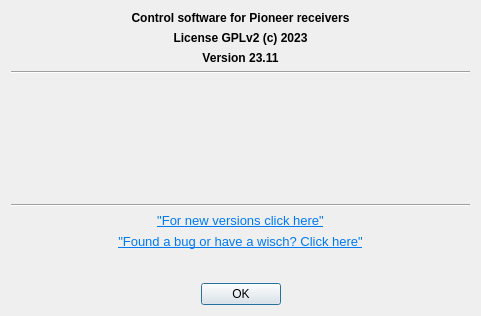
This is src/aboutdialog.ui in AceOfSnakes/AvrPioRemote as Qt 5 draws it before an edit. The edited form follows.
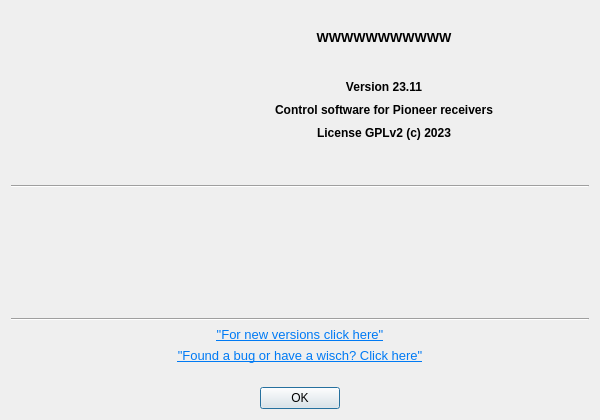
This is the edited form. Icons and pictures are not drawn.

Diff of the .ui file:
```diff
--- a/src/aboutdialog.ui
+++ b/src/aboutdialog.ui
@@ -6,20 +6,26 @@
    <rect>
     <x>0</x>
     <y>0</y>
-    <width>481</width>
-    <height>316</height>
+    <width>600</width>
+    <height>420</height>
    </rect>
   </property>
+  <property name="sizePolicy">
+   <sizepolicy hsizetype="Preferred" vsizetype="Fixed">
+    <horstretch>0</horstretch>
+    <verstretch>0</verstretch>
+   </sizepolicy>
+  </property>
   <property name="minimumSize">
    <size>
-    <width>480</width>
-    <height>0</height>
+    <width>394</width>
+    <height>420</height>
    </size>
   </property>
   <property name="maximumSize">
    <size>
     <width>600</width>
-    <height>480</height>
+    <height>420</height>
    </size>
   </property>
   <property name="windowTitle">
@@ -32,7 +38,115 @@
    <bool>true</bool>
   </property>
   <layout class="QVBoxLayout" name="verticalLayout">
+   <property name="topMargin">
+    <number>0</number>
+   </property>
    <item>
+    <layout class="QHBoxLayout" name="horizontalLayout_4">
+     <property name="spacing">
+      <number>0</number>
+     </property>
+     <property name="leftMargin">
+      <number>0</number>
+     </property>
+     <property name="topMargin">
+      <number>0</number>
+     </property>
+     <property name="rightMargin">
+      <number>0</number>
+     </property>
+     <property name="bottomMargin">
+      <number>0</number>
+     </property>
+     <item>
+      <spacer name="horizontalSpacer_5">
+       <property name="orientation">
+        <enum>Qt::Orientation::Horizontal</enum>
+       </property>
+       <property name="sizeType">
+        <enum>QSizePolicy::Policy::Minimum</enum>
+       </property>
+       <property name="sizeHint" stdset="0">
+        <size>
+         <width>40</width>
+         <height>20</height>
+        </size>
+       </property>
+      </spacer>
+     </item>
+     <item>
+      <widget class="QLabel" name="label_6">
+       <property name="minimumSize">
+        <size>
+         <width>128</width>
+         <height>128</height>
+        </size>
+       </property>
+       <property name="maximumSize">
+        <size>
+         <width>128</width>
+         <height>128</height>
+        </size>
+       </property>
+       <property name="text">
+        <string/>
+       </property>
+       <property name="pixmap">
+        <pixmap resource="avrpioremote.qrc">:/new/prefix1/images/AVRPioRemote.png</pixmap>
+       </property>
+       <property name="scaledContents">
+        <bool>true</bool>
+       </property>
+      </widget>
+     </item>
+     <item>
+      <widget class="QWidget" name="verticalWidget" native="true">
+       <property name="minimumSize">
+        <size>
+         <width>0</width>
+         <height>13</height>
+        </size>
+       </property>
+       <property name="maximumSize">
+        <size>
+         <width>16777215</width>
+         <height>16777214</height>
+        </size>
+       </property>
+       <layout class="QGridLayout" name="gridLayout">
+        <property name="topMargin">
+         <number>0</number>
+        </property>
+        <property name="verticalSpacing">
+         <number>6</number>
+        </property>
+        <item row="2" column="1">
+         <spacer name="verticalSpacer_3">
+          <property name="orientation">
+           <enum>Qt::Orientation::Vertical</enum>
+          </property>
+          <property name="sizeHint" stdset="0">
+           <size>
+            <width>20</width>
+            <height>40</height>
+           </size>
+          </property>
+         </spacer>
+        </item>
+        <item row="6" column="1">
+         <spacer name="verticalSpacer_2">
+          <property name="orientation">
+           <enum>Qt::Orientation::Vertical</enum>
+          </property>
+          <property name="sizeHint" stdset="0">
+           <size>
+            <width>20</width>
+            <height>40</height>
+           </size>
+          </property>
+         </spacer>
+        </item>
+        <item row="4" column="1">
     <widget class="QLabel" name="label">
      <property name="font">
       <font>
@@ -47,7 +161,36 @@
      </property>
     </widget>
    </item>
-   <item>
+        <item row="4" column="0">
+         <spacer name="horizontalSpacer_6">
+          <property name="orientation">
+           <enum>Qt::Orientation::Horizontal</enum>
+          </property>
+          <property name="sizeHint" stdset="0">
+           <size>
+            <width>64</width>
+            <height>20</height>
+           </size>
+          </property>
+         </spacer>
+        </item>
+        <item row="1" column="1">
+         <widget class="QLabel" name="program">
+          <property name="font">
+           <font>
+            <pointsize>10</pointsize>
+            <bold>true</bold>
+           </font>
+          </property>
+          <property name="text">
+           <string>WWWWWWWWWWW</string>
+          </property>
+          <property name="alignment">
+           <set>Qt::AlignmentFlag::AlignCenter</set>
+          </property>
+         </widget>
+        </item>
+        <item row="5" column="1">
     <widget class="QLabel" name="label_2">
      <property name="font">
       <font>
@@ -62,7 +205,7 @@
      </property>
     </widget>
    </item>
-   <item>
+        <item row="3" column="1">
     <widget class="QLabel" name="label_3">
      <property name="font">
       <font>
@@ -73,9 +216,40 @@
       <string>Version 23.11</string>
      </property>
      <property name="alignment">
-      <set>Qt::AlignCenter</set>
-     </property>
-    </widget>
+           <set>Qt::AlignmentFlag::AlignCenter</set>
+          </property>
+         </widget>
+        </item>
+        <item row="4" column="2">
+         <spacer name="horizontalSpacer_8">
+          <property name="orientation">
+           <enum>Qt::Orientation::Horizontal</enum>
+          </property>
+          <property name="sizeHint" stdset="0">
+           <size>
+            <width>40</width>
+            <height>20</height>
+           </size>
+          </property>
+         </spacer>
+        </item>
+        <item row="0" column="1">
+         <spacer name="verticalSpacer_4">
+          <property name="orientation">
+           <enum>Qt::Orientation::Vertical</enum>
+          </property>
+          <property name="sizeHint" stdset="0">
+           <size>
+            <width>20</width>
+            <height>40</height>
+           </size>
+          </property>
+         </spacer>
+        </item>
+       </layout>
+      </widget>
+     </item>
+    </layout>
    </item>
    <item>
     <widget class="Line" name="line_2">
@@ -105,7 +279,7 @@
      <item>
       <widget class="QLabel" name="labelQTLogo">
        <property name="sizePolicy">
-        <sizepolicy hsizetype="Maximum" vsizetype="Maximum">
+        <sizepolicy hsizetype="Maximum" vsizetype="Ignored">
          <horstretch>0</horstretch>
          <verstretch>0</verstretch>
         </sizepolicy>
@@ -263,6 +437,22 @@
      </property>
     </spacer>
    </item>
+   <item>
+    <spacer name="verticalSpacer_5">
+     <property name="orientation">
+      <enum>Qt::Orientation::Vertical</enum>
+     </property>
+     <property name="sizeHint" stdset="0">
+      <size>
+       <width>20</width>
+       <height>40</height>
+      </size>
+     </property>
+    </spacer>
+   </item>
+   <item>
+    <layout class="QVBoxLayout" name="verticalLayout_2"/>
+   </item>
    <item>
     <layout class="QHBoxLayout" name="horizontalLayout">
      <item>
```
Left out of the diff: 44 changed lines with no effect on the pictures. Lines whose indentation alone changed are shown as unchanged.
